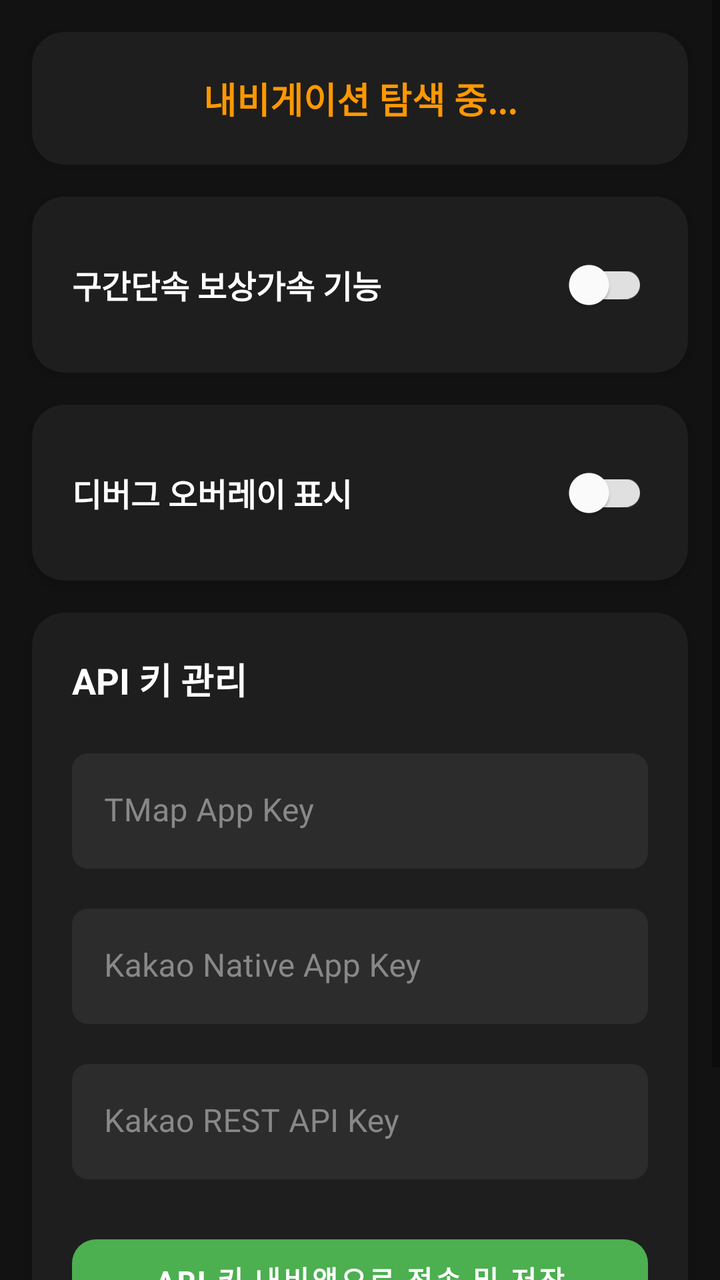
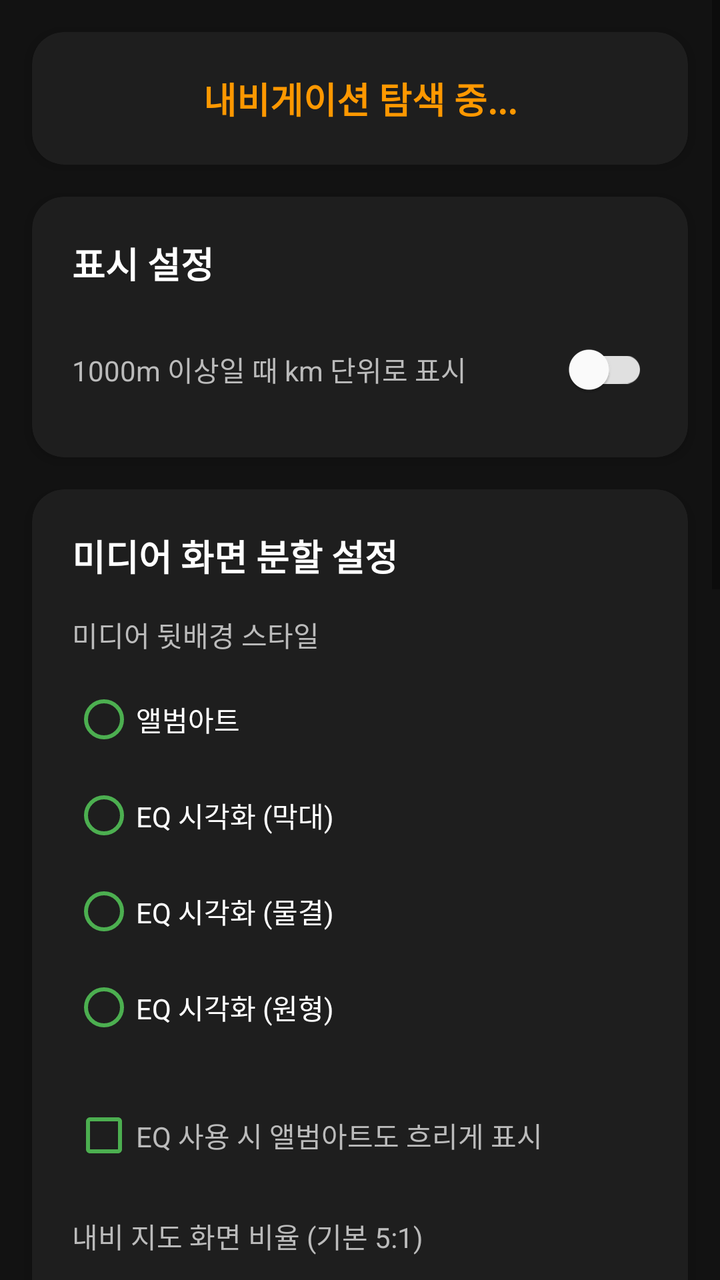

Screens rendered from an Android XML layout before and after an edit, with the pre-edit source and the edit as a unified diff.
<!-- AndroidManifest.xml: application theme Theme.CarrotNaviClient -->
<!-- res/layout/activity_main.xml -->
<?xml version="1.0" encoding="utf-8"?>
<ScrollView xmlns:android="http://schemas.android.com/apk/res/android"
    xmlns:app="http://schemas.android.com/apk/res-auto"
    android:layout_width="match_parent"
    android:layout_height="match_parent"
    android:background="#121212"
    android:fitsSystemWindows="true">

    <LinearLayout
        android:layout_width="match_parent"
        android:layout_height="wrap_content"
        android:orientation="vertical"
        android:padding="16dp"
        android:clipChildren="false"
        android:clipToPadding="false"
        android:animateLayoutChanges="true">

        
        <com.google.android.material.card.MaterialCardView
            android:layout_width="match_parent"
            android:layout_height="wrap_content"
            android:layout_marginBottom="16dp"
            app:cardBackgroundColor="#1E1E1E"
            app:cardCornerRadius="16dp"
            app:cardElevation="4dp"
            app:strokeWidth="0dp">

            <LinearLayout
                android:layout_width="match_parent"
                android:layout_height="wrap_content"
                android:orientation="vertical"
                android:animateLayoutChanges="true">
                
                <TextView
                    android:id="@+id/tvConnectionStatus"
                    android:layout_width="match_parent"
                    android:layout_height="wrap_content"
                    android:text="내비게이션 탐색 중..."
                    android:textColor="#FF9800"
                    android:textSize="18sp"
                    android:textStyle="bold"
                    android:gravity="center"
                    android:padding="20dp" />

                
                <LinearLayout
                    android:id="@+id/llRouteInfoContainer"
                    android:layout_width="match_parent"
                    android:layout_height="wrap_content"
                    android:orientation="vertical"
                    android:paddingHorizontal="20dp"
                    android:paddingBottom="20dp"
                    android:visibility="gone">

                    <View android:layout_width="match_parent" android:layout_height="1dp" android:background="#333333" android:layout_marginBottom="16dp"/>

                    <TextView
                        android:id="@+id/tvRouteDestination"
                        android:layout_width="match_parent"
                        android:layout_height="wrap_content"
                        android:text="목적지: "
                        android:textColor="#FFFFFF"
                        android:textSize="18sp"
                        android:textStyle="bold"
                        android:layout_marginBottom="12dp"/>

                    <TextView
                        android:id="@+id/tvRouteRemainDist"
                        android:layout_width="match_parent"
                        android:layout_height="wrap_content"
                        android:text="남은 거리: "
                        android:textColor="#BBBBBB"
                        android:textSize="14sp"
                        android:layout_marginBottom="6dp"/>

                    <TextView
                        android:id="@+id/tvRouteRemainTime"
                        android:layout_width="match_parent"
                        android:layout_height="wrap_content"
                        android:text="소요 시간: "
                        android:textColor="#BBBBBB"
                        android:textSize="14sp"
                        android:layout_marginBottom="20dp"/>

                    <com.google.android.material.button.MaterialButton
                        android:id="@+id/btnCancelRoute"
                        android:layout_width="match_parent"
                        android:layout_height="52dp"
                        android:text="경로 안내 취소"
                        android:textColor="#FFFFFF"
                        app:backgroundTint="#D32F2F"
                        app:cornerRadius="12dp"
                        android:textStyle="bold" />
                </LinearLayout>
            </LinearLayout>
        </com.google.android.material.card.MaterialCardView>

        
        <com.google.android.material.card.MaterialCardView
            android:layout_width="match_parent"
            android:layout_height="wrap_content"
            android:layout_marginBottom="16dp"
            app:cardBackgroundColor="#1E1E1E"
            app:cardCornerRadius="16dp"
            app:cardElevation="4dp"
            app:strokeWidth="0dp">

            <LinearLayout
                android:layout_width="match_parent"
                android:layout_height="wrap_content"
                android:orientation="vertical"
                android:padding="20dp"
                android:animateLayoutChanges="true">

                <com.google.android.material.switchmaterial.SwitchMaterial
                    android:id="@+id/swBoostEnable"
                    android:layout_width="match_parent"
                    android:layout_height="wrap_content"
                    android:text="구간단속 보상가속 기능"
                    android:textColor="#FFFFFF"
                    android:textSize="16sp"
                    android:textStyle="bold"
                    android:enabled="false"/>

                <LinearLayout
                    android:id="@+id/llBoostSettingsContainer"
                    android:layout_width="match_parent"
                    android:layout_height="wrap_content"
                    android:orientation="vertical"
                    android:visibility="gone">

                    <View android:layout_width="match_parent" android:layout_height="1dp" android:background="#333333" android:layout_marginTop="16dp" android:layout_marginBottom="16dp"/>

                    <TextView
                        android:layout_width="wrap_content"
                        android:layout_height="wrap_content"
                        android:text="보상가속 여유 속도"
                        android:textColor="#BBBBBB"
                        android:textSize="14sp"
                        android:layout_marginBottom="4dp"/>
                        
                    <LinearLayout
                        android:layout_width="match_parent"
                        android:layout_height="wrap_content"
                        android:orientation="horizontal"
                        android:gravity="center_vertical">
                        
                        <com.google.android.material.slider.Slider
                            android:id="@+id/sliderOffset"
                            android:layout_width="0dp"
                            android:layout_height="wrap_content"
                            android:layout_weight="1"
                            android:valueFrom="0"
                            android:valueTo="50"
                            android:stepSize="1"
                            android:enabled="false"
                            app:thumbColor="#4CAF50"
                            app:trackColorActive="#4CAF50"
                            app:trackColorInactive="#333333"/>
                            
                        <TextView
                            android:id="@+id/tvOffsetValue"
                            android:layout_width="60dp"
                            android:layout_height="wrap_content"
                            android:text="0 km/h"
                            android:textColor="#FFFFFF"
                            android:gravity="end"
                            android:textStyle="bold"/>
                    </LinearLayout>

                    <TextView
                        android:layout_width="wrap_content"
                        android:layout_height="wrap_content"
                        android:text="보상가속 모드 설정"
                        android:textColor="#BBBBBB"
                        android:textSize="14sp"
                        android:layout_marginTop="16dp"
                        android:layout_marginBottom="8dp"/>
                        
                    <RadioGroup
                        android:id="@+id/rgBoostMode"
                        android:layout_width="match_parent"
                        android:layout_height="wrap_content"
                        android:orientation="vertical">
                        <RadioButton
                            android:id="@+id/rbBoostProgressive"
                            android:layout_width="wrap_content"
                            android:layout_height="wrap_content"
                            android:textColor="#FFFFFF"
                            android:text="점진적 보상가속 (도달 시 중단)"
                            app:buttonTint="#4CAF50"
                            android:enabled="false"/>
                        <RadioButton
                            android:id="@+id/rbBoostFixed"
                            android:layout_width="wrap_content"
                            android:layout_height="wrap_content"
                            android:textColor="#FFFFFF"
                            android:text="고정 보상가속 (강제 유지)"
                            app:buttonTint="#4CAF50"
                            android:enabled="false"/>
                    </RadioGroup>

                    <TextView
                        android:layout_width="wrap_content"
                        android:layout_height="wrap_content"
                        android:text="목표 평균속도 하향값 (km/h)"
                        android:textColor="#BBBBBB"
                        android:textSize="14sp"
                        android:layout_marginTop="16dp"
                        android:layout_marginBottom="4dp"/>
                        
                    <LinearLayout
                        android:layout_width="match_parent"
                        android:layout_height="wrap_content"
                        android:orientation="horizontal"
                        android:gravity="center_vertical">
                        
                        <com.google.android.material.slider.Slider
                            android:id="@+id/sliderFakeDrop"
                            android:layout_width="0dp"
                            android:layout_height="wrap_content"
                            android:layout_weight="1"
                            android:valueFrom="0"
                            android:valueTo="20"
                            android:stepSize="1"
                            android:enabled="false"
                            app:thumbColor="#4CAF50"
                            app:trackColorActive="#4CAF50"
                            app:trackColorInactive="#333333"/>
                            
                        <TextView
                            android:id="@+id/tvFakeDropValue"
                            android:layout_width="60dp"
                            android:layout_height="wrap_content"
                            android:text="0"
                            android:textColor="#FFFFFF"
                            android:gravity="end"
                            android:textStyle="bold"/>
                    </LinearLayout>
                </LinearLayout>
            </LinearLayout>
        </com.google.android.material.card.MaterialCardView>

        
        <com.google.android.material.card.MaterialCardView
            android:layout_width="match_parent"
            android:layout_height="wrap_content"
            android:layout_marginBottom="16dp"
            app:cardBackgroundColor="#1E1E1E"
            app:cardCornerRadius="16dp"
            app:cardElevation="4dp"
            app:strokeWidth="0dp">
            
            <LinearLayout
                android:layout_width="match_parent"
                android:layout_height="wrap_content"
                android:padding="20dp">
                
                <com.google.android.material.switchmaterial.SwitchMaterial
                    android:id="@+id/swDebugOverlay"
                    android:layout_width="match_parent"
                    android:layout_height="wrap_content"
                    android:text="디버그 오버레이 표시"
                    android:textColor="#FFFFFF"
                    android:textSize="16sp"
                    android:textStyle="bold"
                    android:enabled="false"/>
            </LinearLayout>
        </com.google.android.material.card.MaterialCardView>

        
        <com.google.android.material.card.MaterialCardView
            android:layout_width="match_parent"
            android:layout_height="wrap_content"
            android:layout_marginBottom="16dp"
            app:cardBackgroundColor="#1E1E1E"
            app:cardCornerRadius="16dp"
            app:cardElevation="4dp"
            app:strokeWidth="0dp">

            <LinearLayout
                android:layout_width="match_parent"
                android:layout_height="wrap_content"
                android:orientation="vertical"
                android:padding="20dp">

                <TextView
                    android:layout_width="wrap_content"
                    android:layout_height="wrap_content"
                    android:text="API 키 관리"
                    android:textColor="#FFFFFF"
                    android:textStyle="bold"
                    android:textSize="18sp"
                    android:layout_marginBottom="24dp"/>

                
                <com.google.android.material.textfield.TextInputLayout
                    android:layout_width="match_parent"
                    android:layout_height="wrap_content"
                    android:layout_marginBottom="20dp"
                    android:hint="TMap App Key"
                    app:boxBackgroundColor="#2C2C2C"
                    app:boxCornerRadiusTopStart="8dp"
                    app:boxCornerRadiusTopEnd="8dp"
                    app:boxCornerRadiusBottomStart="8dp"
                    app:boxCornerRadiusBottomEnd="8dp"
                    app:boxStrokeWidth="0dp"
                    app:boxStrokeWidthFocused="0dp"
                    app:hintTextColor="#BBBBBB"
                    android:textColorHint="#888888">
                    
                    <com.google.android.material.textfield.TextInputEditText
                        android:id="@+id/etTmapAppKey"
                        android:layout_width="match_parent"
                        android:layout_height="wrap_content"
                        android:textColor="#FFFFFF"
                        android:inputType="textVisiblePassword"
                        android:paddingTop="26dp"
                        android:paddingBottom="10dp"
                        android:enabled="false"/>
                </com.google.android.material.textfield.TextInputLayout>

                
                <com.google.android.material.textfield.TextInputLayout
                    android:layout_width="match_parent"
                    android:layout_height="wrap_content"
                    android:layout_marginBottom="20dp"
                    android:hint="Kakao Native App Key"
                    app:boxBackgroundColor="#2C2C2C"
                    app:boxCornerRadiusTopStart="8dp"
                    app:boxCornerRadiusTopEnd="8dp"
                    app:boxCornerRadiusBottomStart="8dp"
                    app:boxCornerRadiusBottomEnd="8dp"
                    app:boxStrokeWidth="0dp"
                    app:boxStrokeWidthFocused="0dp"
                    app:hintTextColor="#BBBBBB"
                    android:textColorHint="#888888">
                    
                    <com.google.android.material.textfield.TextInputEditText
                        android:id="@+id/etKakaoNativeAppKey"
                        android:layout_width="match_parent"
                        android:layout_height="wrap_content"
                        android:textColor="#FFFFFF"
                        android:inputType="textVisiblePassword"
                        android:paddingTop="26dp"
                        android:paddingBottom="10dp"
                        android:enabled="false"/>
                </com.google.android.material.textfield.TextInputLayout>

                <com.google.android.material.textfield.TextInputLayout
                    android:layout_width="match_parent"
                    android:layout_height="wrap_content"
                    android:layout_marginBottom="24dp"
                    android:hint="Kakao REST API Key"
                    app:boxBackgroundColor="#2C2C2C"
                    app:boxCornerRadiusTopStart="8dp"
                    app:boxCornerRadiusTopEnd="8dp"
                    app:boxCornerRadiusBottomStart="8dp"
                    app:boxCornerRadiusBottomEnd="8dp"
                    app:boxStrokeWidth="0dp"
                    app:boxStrokeWidthFocused="0dp"
                    app:hintTextColor="#BBBBBB"
                    android:textColorHint="#888888">
                    
                    <com.google.android.material.textfield.TextInputEditText
                        android:id="@+id/etKakaoRestApiKey"
                        android:layout_width="match_parent"
                        android:layout_height="wrap_content"
                        android:textColor="#FFFFFF"
                        android:inputType="textVisiblePassword"
                        android:paddingTop="26dp"
                        android:paddingBottom="10dp"
                        android:enabled="false"/>
                </com.google.android.material.textfield.TextInputLayout>

                <com.google.android.material.button.MaterialButton
                    android:id="@+id/btnSaveApiKeys"
                    android:layout_width="match_parent"
                    android:layout_height="52dp"
                    android:text="API 키 내비앱으로 전송 및 저장"
                    android:textColor="#FFFFFF"
                    app:backgroundTint="#4CAF50"
                    app:cornerRadius="12dp"
                    android:textStyle="bold"
                    android:enabled="false"/>
            </LinearLayout>
        </com.google.android.material.card.MaterialCardView>

        <TextView
            android:id="@+id/tvAppVersion"
            android:layout_width="match_parent"
            android:layout_height="wrap_content"
            android:text="버전 정보"
            android:textColor="#666666"
            android:textSize="12sp"
            android:gravity="center"
            android:layout_marginTop="8dp"
            android:layout_marginBottom="24dp"/>

    </LinearLayout>
</ScrollView>
<!-- resources referenced by this layout -->
<resources>
  <style name="Theme.CarrotNaviClient" parent="Theme.MaterialComponents.DayNight.NoActionBar">
          <item name="colorPrimary">#FF9800</item>
          <item name="colorPrimaryVariant">#F57C00</item>
          <item name="colorOnPrimary">#FFFFFF</item>
      </style>
</resources>

<!-- the commit's change to res/layout/activity_main.xml (unified diff, before → after) -->
@@ -91,6 +91,171 @@
                         app:backgroundTint="#D32F2F"
                         app:cornerRadius="12dp"
                         android:textStyle="bold" />
+                </LinearLayout>
+            </LinearLayout>
+        </com.google.android.material.card.MaterialCardView>
+
+        
+        <com.google.android.material.card.MaterialCardView
+            android:layout_width="match_parent"
+            android:layout_height="wrap_content"
+            android:layout_marginBottom="16dp"
+            app:cardBackgroundColor="#1E1E1E"
+            app:cardCornerRadius="16dp"
+            app:cardElevation="4dp"
+            app:strokeWidth="0dp">
+
+            <LinearLayout
+                android:layout_width="match_parent"
+                android:layout_height="wrap_content"
+                android:orientation="vertical"
+                android:padding="20dp"
+                android:animateLayoutChanges="true">
+
+                <TextView
+                    android:layout_width="wrap_content"
+                    android:layout_height="wrap_content"
+                    android:text="표시 설정"
+                    android:textColor="#FFFFFF"
+                    android:textStyle="bold"
+                    android:textSize="18sp"
+                    android:layout_marginBottom="16dp"/>
+
+                <com.google.android.material.switchmaterial.SwitchMaterial
+                    android:id="@+id/cbDistanceFormatKm"
+                    android:layout_width="match_parent"
+                    android:layout_height="wrap_content"
+                    android:text="1000m 이상일 때 km 단위로 표시"
+                    android:textColor="#BBBBBB"
+                    android:textSize="14sp"
+                    android:enabled="false"/>
+            </LinearLayout>
+        </com.google.android.material.card.MaterialCardView>
+
+        
+        <com.google.android.material.card.MaterialCardView
+            android:layout_width="match_parent"
+            android:layout_height="wrap_content"
+            android:layout_marginBottom="16dp"
+            app:cardBackgroundColor="#1E1E1E"
+            app:cardCornerRadius="16dp"
+            app:cardElevation="4dp"
+            app:strokeWidth="0dp">
+
+            <LinearLayout
+                android:layout_width="match_parent"
+                android:layout_height="wrap_content"
+                android:orientation="vertical"
+                android:padding="20dp"
+                android:animateLayoutChanges="true">
+
+                <TextView
+                    android:layout_width="wrap_content"
+                    android:layout_height="wrap_content"
+                    android:text="미디어 화면 분할 설정"
+                    android:textColor="#FFFFFF"
+                    android:textStyle="bold"
+                    android:textSize="18sp"
+                    android:layout_marginBottom="16dp"/>
+
+                <TextView
+                    android:layout_width="wrap_content"
+                    android:layout_height="wrap_content"
+                    android:text="미디어 뒷배경 스타일"
+                    android:textColor="#BBBBBB"
+                    android:textSize="14sp"
+                    android:layout_marginBottom="8dp"/>
+
+                <RadioGroup
+                    android:id="@+id/rgMediaBgStyle"
+                    android:layout_width="match_parent"
+                    android:layout_height="wrap_content"
+                    android:orientation="vertical"
+                    android:layout_marginBottom="16dp">
+
+                    <RadioButton
+                        android:id="@+id/rbBgAlbumArt"
+                        android:layout_width="wrap_content"
+                        android:layout_height="wrap_content"
+                        android:text="앨범아트"
+                        android:textColor="#FFFFFF"
+                        app:buttonTint="#4CAF50"
+                        android:enabled="false"/>
+
+                    <RadioButton
+                        android:id="@+id/rbBgEq"
+                        android:layout_width="wrap_content"
+                        android:layout_height="wrap_content"
+                        android:text="EQ 시각화 (막대)"
+                        android:textColor="#FFFFFF"
+                        app:buttonTint="#4CAF50"
+                        android:enabled="false"/>
+
+                    <RadioButton
+                        android:id="@+id/rbBgEqWave"
+                        android:layout_width="wrap_content"
+                        android:layout_height="wrap_content"
+                        android:text="EQ 시각화 (물결)"
+                        android:textColor="#FFFFFF"
+                        app:buttonTint="#4CAF50"
+                        android:enabled="false"/>
+
+                    <RadioButton
+                        android:id="@+id/rbBgEqCircle"
+                        android:layout_width="wrap_content"
+                        android:layout_height="wrap_content"
+                        android:text="EQ 시각화 (원형)"
+                        android:textColor="#FFFFFF"
+                        app:buttonTint="#4CAF50"
+                        android:enabled="false"/>
+                </RadioGroup>
+
+                <com.google.android.material.checkbox.MaterialCheckBox
+                    android:id="@+id/cbShowAlbumArtWithEq"
+                    android:layout_width="wrap_content"
+                    android:layout_height="wrap_content"
+                    android:text="EQ 사용 시 앨범아트도 흐리게 표시"
+                    android:textColor="#BBBBBB"
+                    app:buttonTint="#4CAF50"
+                    android:enabled="false"
+                    android:layout_marginBottom="16dp" />
+
+                <TextView
+                    android:layout_width="wrap_content"
+                    android:layout_height="wrap_content"
+                    android:text="내비 지도 화면 비율 (기본 5:1)"
+                    android:textColor="#BBBBBB"
+                    android:textSize="14sp"
+                    android:layout_marginBottom="8dp"/>
+
+                <LinearLayout
+                    android:layout_width="match_parent"
+                    android:layout_height="wrap_content"
+                    android:orientation="horizontal"
+                    android:gravity="center_vertical">
+
+                    <com.google.android.material.slider.Slider
+                        android:id="@+id/sliderMediaRatio"
+                        android:layout_width="0dp"
+                        android:layout_height="wrap_content"
+                        android:layout_weight="1"
+                        android:stepSize="0.5"
+                        android:valueFrom="0.5"
+                        android:valueTo="5.0"
+                        android:value="5.0"
+                        android:enabled="false"
+                        app:thumbColor="#4CAF50"
+                        app:trackColorActive="#4CAF50"
+                        app:trackColorInactive="#333333"/>
+
+                    <TextView
+                        android:id="@+id/tvMediaRatioValue"
+                        android:layout_width="60dp"
+                        android:layout_height="wrap_content"
+                        android:text="5 : 1"
+                        android:textColor="#FFFFFF"
+                        android:gravity="end"
+                        android:textStyle="bold"/>
                 </LinearLayout>
             </LinearLayout>
         </com.google.android.material.card.MaterialCardView>
